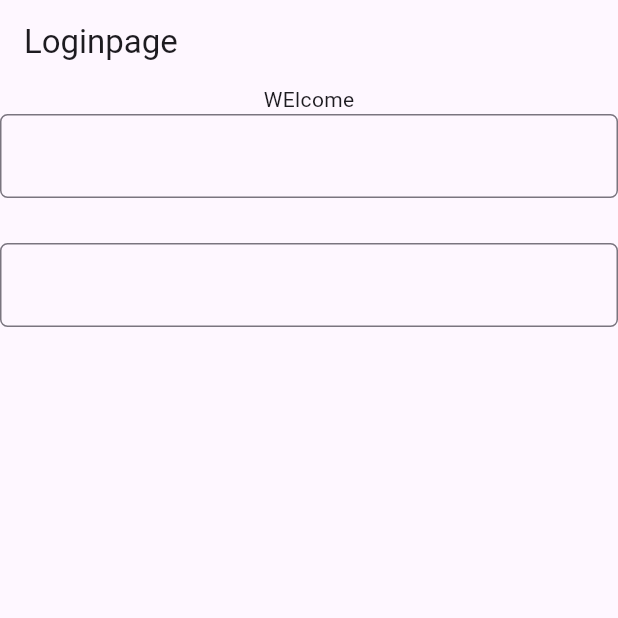
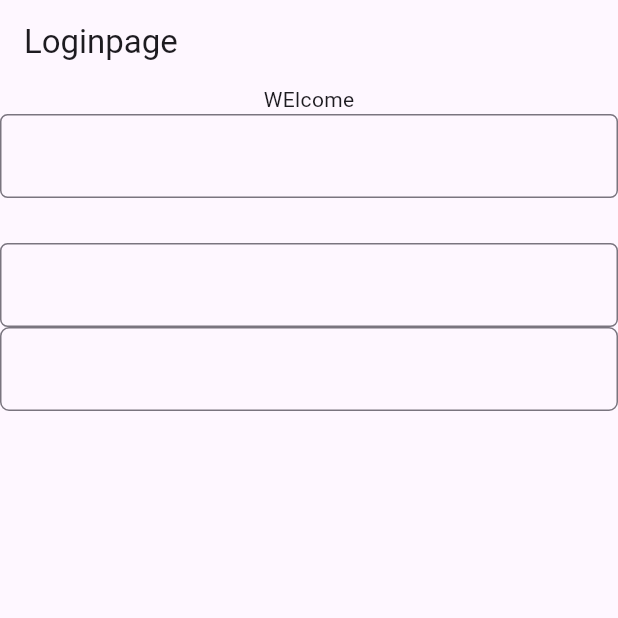
Before and after one commit to ashishk147/FlutterLearning, a Flutter app: the screen it shows after launch, on a phone screen of 412 x 824 dp, the top half of it. Run offline on Flutter 3.47's test engine with Material 3 defaults, Android fonts, the phone set to English and light mode, and no system bars.

Commit message:
textfield2

```diff
--- a/lib/login.dart
+++ b/lib/login.dart
@@ -26,6 +26,12 @@ class Mylogin extends StatelessWidget {
                       borderRadius: BorderRadius.circular(5))),
 
             ),
+            TextField(
+              decoration: InputDecoration(border: OutlineInputBorder(
+                borderRadius: BorderRadius.circular(6)
+              )),
+
+            ),
           ],
         ),
       ),
```
